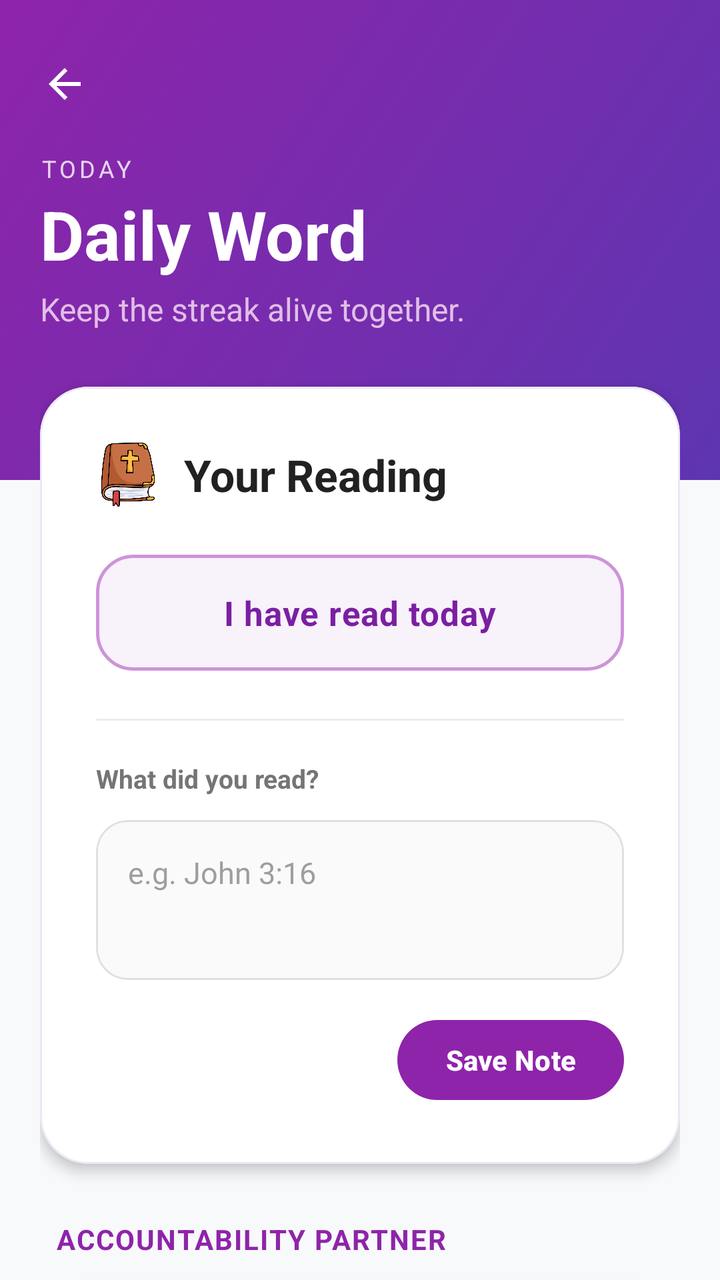
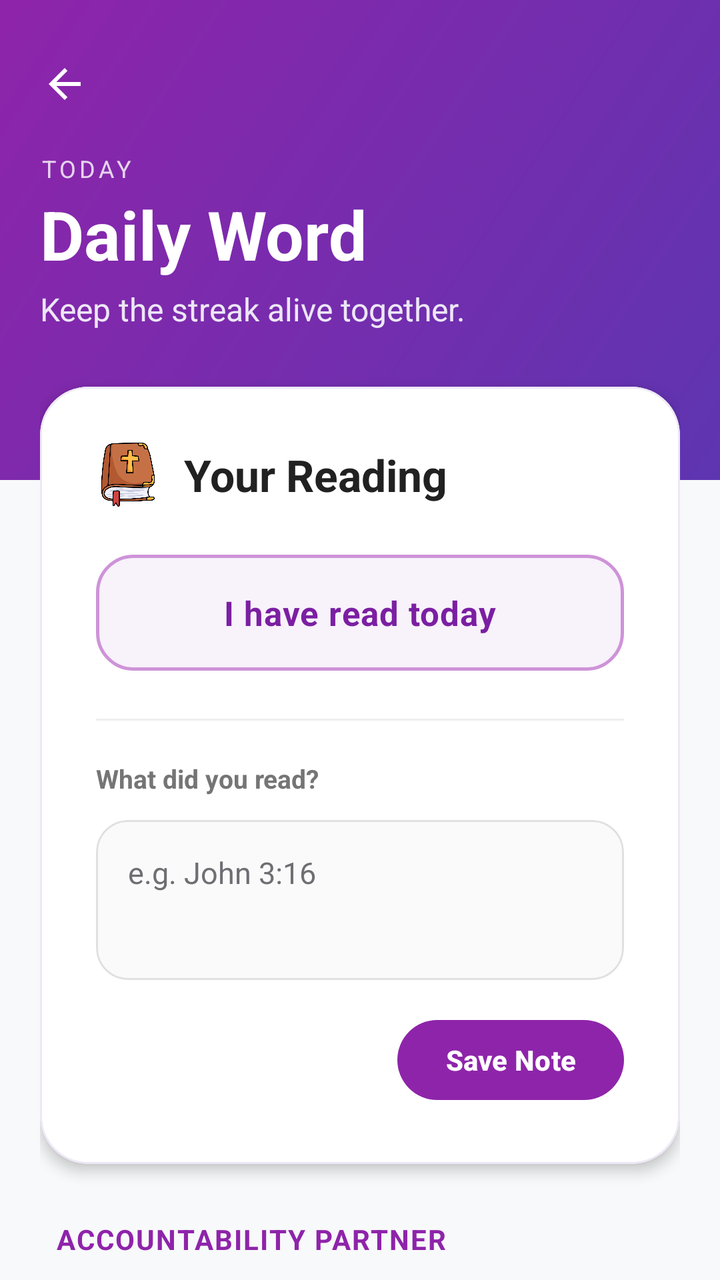

The first picture is an Android layout as it rendered before a commit; the second is the same layout after the commit. The layout source and the unified diff follow.
<!-- AndroidManifest.xml: application theme Theme.SpiritualTracker -->
<!-- res/layout/activity_bible.xml -->
<?xml version="1.0" encoding="utf-8"?>
<FrameLayout xmlns:android="http://schemas.android.com/apk/res/android"
    xmlns:app="http://schemas.android.com/apk/res-auto"
    xmlns:tools="http://schemas.android.com/tools"
    android:layout_width="match_parent"
    android:layout_height="match_parent"
    android:background="#F8F9FA"
    tools:context=".BibleActivity">

    <View
        android:id="@+id/bibleHeader"
        android:layout_width="match_parent"
        android:layout_height="240dp"
        android:background="@drawable/bg_header_gradient" />

    <androidx.core.widget.NestedScrollView
        android:layout_width="match_parent"
        android:layout_height="match_parent"
        android:clipToPadding="false"
        android:paddingBottom="40dp">

        <LinearLayout
            android:id="@+id/bibleContent"
            android:layout_width="match_parent"
            android:layout_height="wrap_content"
            android:orientation="vertical"
            android:padding="20dp">

            <ImageView
                android:id="@+id/btnBibleBack"
                android:layout_width="44dp"
                android:layout_height="44dp"
                android:layout_marginStart="-10dp"
                android:background="?attr/selectableItemBackgroundBorderless"
                android:contentDescription="Back"
                android:padding="10dp"
                android:src="@drawable/ic_back" />

            <TextView
                android:id="@+id/tvBibleDate"
                android:layout_width="wrap_content"
                android:layout_height="wrap_content"
                android:layout_marginTop="12dp"
                android:text="TODAY"
                android:textAllCaps="true"
                android:textColor="#CCFFFFFF"
                android:textSize="12sp"
                android:letterSpacing="0.15"/>

            <TextView
                android:layout_width="wrap_content"
                android:layout_height="wrap_content"
                android:text="Daily Word"
                android:textColor="#FFFFFF"
                android:textSize="34sp"
                android:textStyle="bold"
                android:layout_marginTop="2dp"
                android:layout_marginBottom="4dp"/>

            <TextView
                android:layout_width="wrap_content"
                android:layout_height="wrap_content"
                android:text="Keep the streak alive together."
                android:textColor="#E1BEE7"
                android:textSize="16sp"
                android:layout_marginBottom="28dp"/>

            <com.google.android.material.card.MaterialCardView
                android:layout_width="match_parent"
                android:layout_height="wrap_content"
                app:cardCornerRadius="24dp"
                app:cardElevation="4dp"
                app:strokeColor="#EDE7F6"
                app:strokeWidth="1dp"
                app:cardBackgroundColor="#FFFFFF"
                android:layout_marginBottom="28dp">

                <LinearLayout
                    android:layout_width="match_parent"
                    android:layout_height="wrap_content"
                    android:orientation="vertical"
                    android:padding="28dp">

                    <LinearLayout
                        android:layout_width="match_parent"
                        android:layout_height="wrap_content"
                        android:gravity="center_vertical"
                        android:orientation="horizontal"
                        android:layout_marginBottom="24dp">

                        <ImageView
                            android:layout_width="32dp"
                            android:layout_height="32dp"
                            android:src="@drawable/bible" />

                        <TextView
                            android:layout_width="wrap_content"
                            android:layout_height="wrap_content"
                            android:text="Your Reading"
                            android:textColor="#212121"
                            android:textSize="22sp"
                            android:textStyle="bold"
                            android:layout_marginStart="12dp"/>
                    </LinearLayout>

                    <CheckBox
                        android:id="@+id/cbRead"
                        android:layout_width="match_parent"
                        android:layout_height="58dp"
                        android:background="@drawable/bg_read_button"
                        android:button="@null"
                        android:gravity="center"
                        android:text="I have read today"
                        android:textColor="@color/read_button_text"
                        android:textSize="17sp"
                        android:textStyle="bold"
                        android:layout_marginBottom="24dp"/>

                    <View
                        android:layout_width="match_parent"
                        android:layout_height="1dp"
                        android:background="#EEEEEE"
                        android:layout_marginBottom="20dp"/>

                    <TextView
                        android:layout_width="wrap_content"
                        android:layout_height="wrap_content"
                        android:text="What did you read?"
                        android:textSize="13sp"
                        android:textStyle="bold"
                        android:textColor="#757575"
                        android:layout_marginBottom="12dp"/>

                    <com.google.android.material.card.MaterialCardView
                        android:layout_width="match_parent"
                        android:layout_height="wrap_content"
                        app:cardCornerRadius="16dp"
                        app:cardElevation="0dp"
                        app:strokeColor="#E0E0E0"
                        app:strokeWidth="1dp"
                        app:cardBackgroundColor="#FAFAFA"
                        android:layout_marginBottom="16dp">

                        <EditText
                            android:id="@+id/etVerse"
                            android:layout_width="match_parent"
                            android:layout_height="wrap_content"
                            android:hint="e.g. John 3:16"
                            android:textColor="#212121"
                            android:textColorHint="#9E9E9E"
                            android:textSize="15sp"
                            android:padding="16dp"
                            android:background="@null"
                            android:minHeight="80dp"
                            android:gravity="top|start"/>
                    </com.google.android.material.card.MaterialCardView>

                    <com.google.android.material.button.MaterialButton
                        android:id="@+id/btnSaveVerse"
                        android:layout_width="wrap_content"
                        android:layout_height="wrap_content"
                        android:text="Save Note"
                        android:textColor="#FFFFFF"
                        app:backgroundTint="#8E24AA"
                        app:cornerRadius="24dp"
                        android:layout_gravity="end"
                        android:paddingHorizontal="24dp"
                        android:paddingVertical="10dp"
                        android:textStyle="bold"
                        android:elevation="0dp"/>

                </LinearLayout>
            </com.google.android.material.card.MaterialCardView>

            <TextView
                android:layout_width="wrap_content"
                android:layout_height="wrap_content"
                android:text="Accountability Partner"
                android:textSize="14sp"
                android:textStyle="bold"
                android:textColor="#8E24AA"
                android:layout_marginBottom="12dp"
                android:layout_marginStart="8dp"
                android:letterSpacing="0.05"
                android:textAllCaps="true"/>

            <com.google.android.material.card.MaterialCardView
                android:layout_width="match_parent"
                android:layout_height="wrap_content"
                app:cardCornerRadius="24dp"
                app:cardElevation="4dp"
                app:strokeColor="#EDE7F6"
                app:strokeWidth="1dp"
                app:cardBackgroundColor="#FFFFFF"
                android:layout_marginBottom="24dp">

                <LinearLayout
                    android:layout_width="match_parent"
                    android:layout_height="wrap_content"
                    android:orientation="vertical"
                    android:padding="24dp">

                    <LinearLayout
                        android:layout_width="match_parent"
                        android:layout_height="wrap_content"
                        android:orientation="horizontal"
                        android:gravity="center_vertical">

                        <FrameLayout
                            android:id="@+id/framePartnerIcon"
                            android:layout_width="56dp"
                            android:layout_height="56dp"
                            android:background="@drawable/circle_bg_grey">

                            <TextView
                                android:id="@+id/tvPartnerStatusIcon"
                                android:layout_width="match_parent"
                                android:layout_height="match_parent"
                                android:text="⏳"
                                android:textSize="26sp"
                                android:gravity="center"/>

                            <ImageView
                                android:id="@+id/imgPartnerStatusIcon"
                                android:layout_width="match_parent"
                                android:layout_height="match_parent"
                                android:padding="6dp"
                                android:visibility="gone"/>
                        </FrameLayout>

                        <LinearLayout
                            android:layout_width="0dp"
                            android:layout_height="match_parent"
                            android:layout_weight="1"
                            android:orientation="vertical"
                            android:gravity="center_vertical"
                            android:layout_marginStart="16dp">

                            <TextView
                                android:id="@+id/tvPartnerStatus"
                                android:layout_width="wrap_content"
                                android:layout_height="wrap_content"
                                android:text="Waiting for your partner…"
                                android:textSize="16sp"
                                android:fontFamily="sans-serif-medium"
                                android:lineSpacingExtra="2dp"
                                android:textColor="#212121"/>

                        </LinearLayout>

                        <FrameLayout
                            android:id="@+id/btnNudge"
                            android:layout_width="48dp"
                            android:layout_height="48dp"
                            android:clickable="true"
                            android:focusable="true"
                            android:background="?attr/selectableItemBackgroundBorderless">

                            <ImageView
                                android:layout_width="32dp"
                                android:layout_height="32dp"
                                android:layout_gravity="center"
                                android:src="@drawable/ic_nudge" />
                        </FrameLayout>
                    </LinearLayout>

                    <com.google.android.material.card.MaterialCardView
                        android:id="@+id/layoutPartnerVerse"
                        android:layout_width="match_parent"
                        android:layout_height="wrap_content"
                        app:cardCornerRadius="16dp"
                        app:cardElevation="0dp"
                        app:cardBackgroundColor="#F4F0F9"
                        android:layout_marginTop="20dp"
                        android:visibility="gone">

                        <LinearLayout
                            android:layout_width="match_parent"
                            android:layout_height="wrap_content"
                            android:orientation="vertical"
                            android:padding="20dp">

                            <TextView
                                android:layout_width="wrap_content"
                                android:layout_height="wrap_content"
                                android:text="PORTION READ"
                                android:textSize="11sp"
                                android:textColor="#8E24AA"
                                android:textStyle="bold"
                                android:letterSpacing="0.1"
                                android:textAllCaps="true"/>

                            <TextView
                                android:id="@+id/tvPartnerVerse"
                                android:layout_width="wrap_content"
                                android:layout_height="wrap_content"
                                android:text="..."
                                android:textSize="18sp"
                                android:textColor="#424242"
                                android:layout_marginTop="8dp"
                                android:lineSpacingExtra="4dp"
                                android:textStyle="italic"/>
                        </LinearLayout>
                    </com.google.android.material.card.MaterialCardView>

                </LinearLayout>
            </com.google.android.material.card.MaterialCardView>

        </LinearLayout>
    </androidx.core.widget.NestedScrollView>
</FrameLayout>
<!-- resources referenced by this layout -->
<resources>
  <!-- drawable bg_header_gradient (drawable) -->
  <?xml version="1.0" encoding="utf-8"?>
  <shape xmlns:android="http://schemas.android.com/apk/res/android" android:shape="rectangle">
      <gradient
          android:startColor="#5E35B1"
          android:endColor="#8E24AA"
          android:angle="135"/>
  
  
  </shape>
  <!-- drawable bg_read_button (drawable) -->
  <?xml version="1.0" encoding="utf-8"?>
  <selector xmlns:android="http://schemas.android.com/apk/res/android">
      <item android:state_checked="true">
          <shape android:shape="rectangle">
              
              <gradient
                  android:angle="0"
                  android:startColor="#8E24AA"
                  android:endColor="#5E35B1" />
              <corners android:radius="18dp" />
          </shape>
      </item>
      <item>
          <shape android:shape="rectangle">
              <solid android:color="#F8F2FB" />
              <stroke android:width="1.5dp" android:color="#CE93D8" />
              <corners android:radius="18dp" />
          </shape>
      </item>
  </selector>
  <!-- drawable bible: png bitmap (drawable, 43508 bytes) -->
  <!-- drawable circle_bg_grey (drawable) -->
  <?xml version="1.0" encoding="utf-8"?>
  <shape xmlns:android="http://schemas.android.com/apk/res/android"
      android:shape="oval">
      <solid android:color="#EEEEEE" />
  </shape>
  <!-- drawable ic_back (drawable) -->
  <vector xmlns:android="http://schemas.android.com/apk/res/android"
      android:width="24dp"
      android:height="24dp"
      android:viewportWidth="24"
      android:viewportHeight="24">
      <path
          android:fillColor="#FFFFFFFF"
          android:pathData="M20,11H7.83l5.59,-5.59L12,4l-8,8 8,8 1.41,-1.41L7.83,13H20v-2z" />
  </vector>
  <!-- drawable ic_nudge: png bitmap (drawable, 23362 bytes) -->
  <style name="Theme.SpiritualTracker" parent="Base.Theme.SpiritualTracker" />
  <style name="Base.Theme.SpiritualTracker" parent="Theme.Material3.DayNight.NoActionBar">
          <item name="colorPrimary">#7E57C2</item>
          <item name="colorOnPrimary">#FFFFFF</item>
          <item name="colorSecondaryContainer">#D1C4E9</item>
          <item name="colorOnSecondaryContainer">#7E57C2</item>
          <item name="android:windowBackground">#F3F4F9</item>
          
          <item name="android:navigationBarColor">#F5F5F5</item>
          <item name="android:windowLightNavigationBar" tools:targetApi="27">true</item>
      </style>
</resources>

<!-- the commit's change to res/layout/activity_bible.xml (unified diff, before → after) -->
@@ -61,7 +61,7 @@
                 android:layout_width="wrap_content"
                 android:layout_height="wrap_content"
                 android:text="Keep the streak alive together."
-                android:textColor="#E1BEE7"
+                android:textColor="#EDE7F6"
                 android:textSize="16sp"
                 android:layout_marginBottom="28dp"/>
 
@@ -147,7 +147,7 @@
                             android:layout_height="wrap_content"
                             android:hint="e.g. John 3:16"
                             android:textColor="#212121"
-                            android:textColorHint="#9E9E9E"
+                            android:textColorHint="#6E6E73"
                             android:textSize="15sp"
                             android:padding="16dp"
                             android:background="@null"
